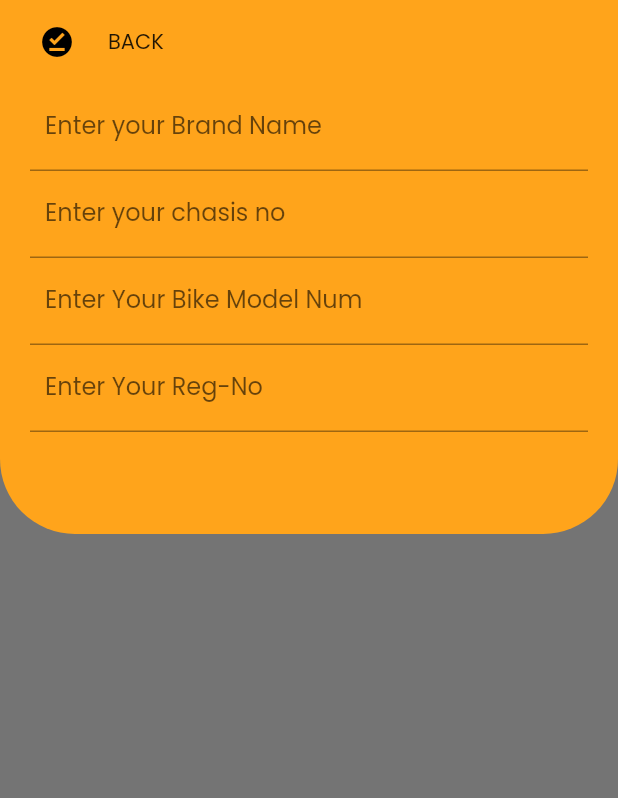
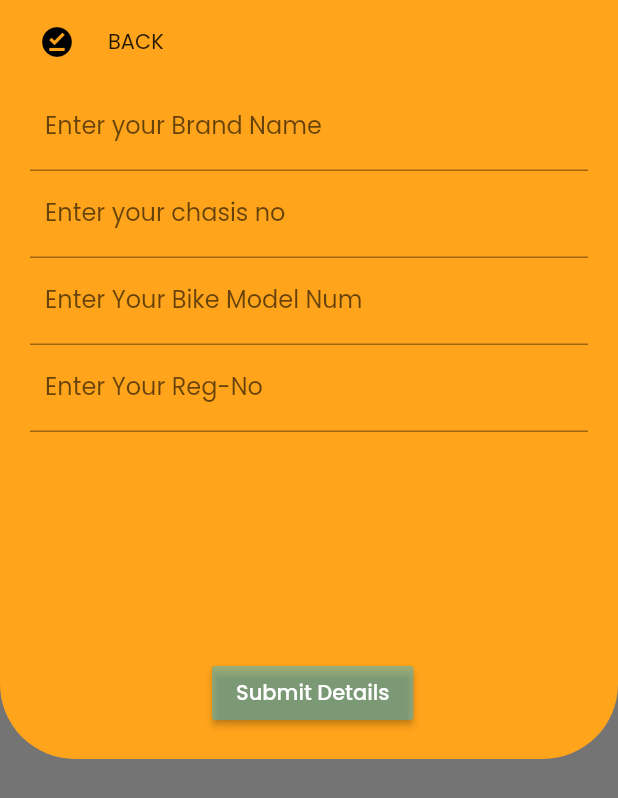
Before and after one commit to Godwinsham/Bike-Wala-App, a Flutter app: the FinalPage screen opened directly, on a phone screen of 412 x 824 dp. Shown: the top 798 px of the screen. Run offline on Flutter 3.47's test engine with Material 2 defaults, Android fonts, the phone set to English and light mode, and no system bars; our stand-ins replace google_fonts; missing offline and left inert: grouped_buttons.

Commit message:
Second commit

```diff
--- a/lib/screens/Details/body.dart
+++ b/lib/screens/Details/body.dart
@@ -1,8 +1,6 @@
-
 import 'package:flutter/material.dart';
 
 import '../../constants.dart';
-
 
 class Body extends StatefulWidget {
   @override
@@ -17,7 +15,7 @@ class _BodyState extends State<Body> {
       children: [
         Container(
           padding: EdgeInsets.symmetric(horizontal: kDefaultPadding),
-          height: 300,
+          height: 450,
           decoration: BoxDecoration(
             color: kSecondaryColor,
             borderRadius: BorderRadius.only(
@@ -30,38 +28,41 @@ class _BodyState extends State<Body> {
               new Flexible(
                 child: new TextFormField(
                     decoration: InputDecoration(
-                labelText:'Enter your Brand Name',
-                  contentPadding: EdgeInsets.all(10)
-              )
-          ),
+                        labelText: 'Enter your Brand Name',
+                        contentPadding: EdgeInsets.all(10))),
               ),
               new Flexible(
                 child: new TextFormField(
                     decoration: InputDecoration(
-                labelText:'Enter your chasis no',
-                  contentPadding: EdgeInsets.all(10)
-              )
-          ),
+                        labelText: 'Enter your chasis no',
+                        contentPadding: EdgeInsets.all(10))),
               ),
               new Flexible(
                 child: new TextFormField(
                     decoration: InputDecoration(
                         labelText: 'Enter Your Bike Model Num',
-                  contentPadding: EdgeInsets.all(10)
-              )
-          ),
+                        contentPadding: EdgeInsets.all(10))),
               ),
               new Flexible(
                 child: new TextFormField(
                     decoration: InputDecoration(
                         labelText: 'Enter Your Reg-No',
-                  contentPadding: EdgeInsets.all(10)
-              )
+                        contentPadding: EdgeInsets.all(10))),
               ),
-        ),
-
-
-
+              Padding(
+                  padding: EdgeInsets.only(left: 5.0, right: 0.0, top: 150),
+                  child: RaisedButton(
+                      textColor: Colors.white,
+                      color: kBlueColor.withOpacity(0.5),
+                      splashColor: kTextColor,
+                      child: Text("Submit Details"),
+                      onPressed: () {
+                        new RoundedRectangleBorder(
+                            borderRadius: BorderRadius.only(
+                          topLeft: Radius.circular(0.5),
+                          topRight: Radius.circular(40),
+                        ));
+                      })),
             ],
           ),
         ),
```
Also changed, not shown: lib/screens/services/components/body.dart (+26 -16 lines), lib/screens/services/components/Servicecode.dart (line endings or trailing spaces). Lines whose indentation alone changed are shown as unchanged.
